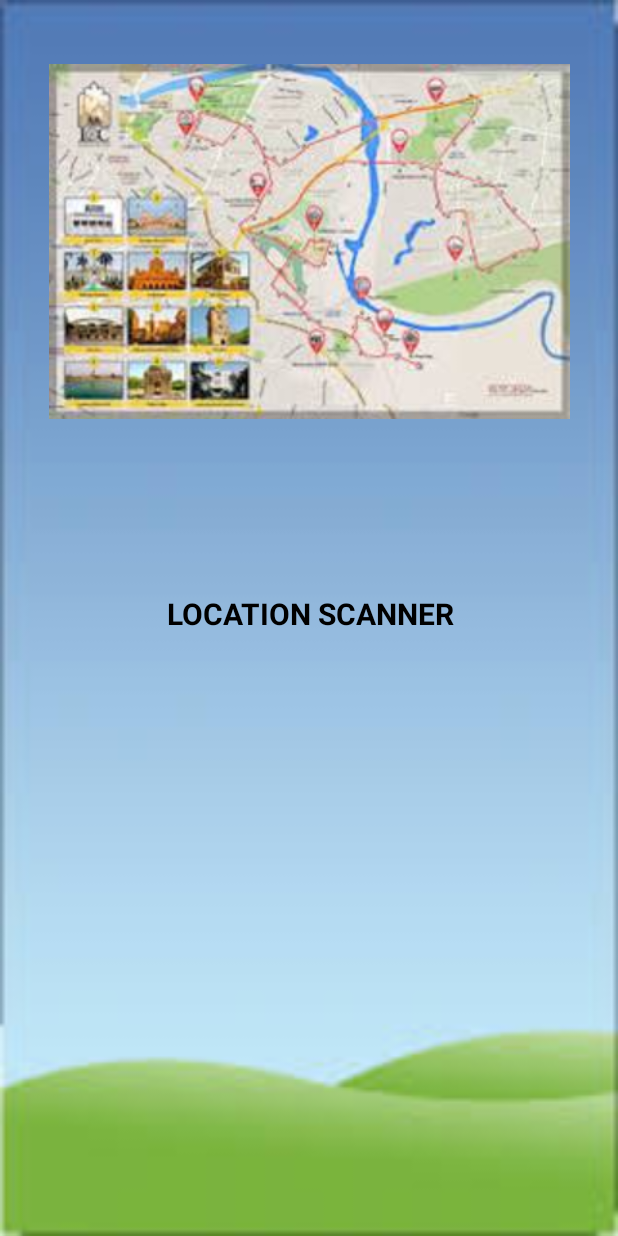
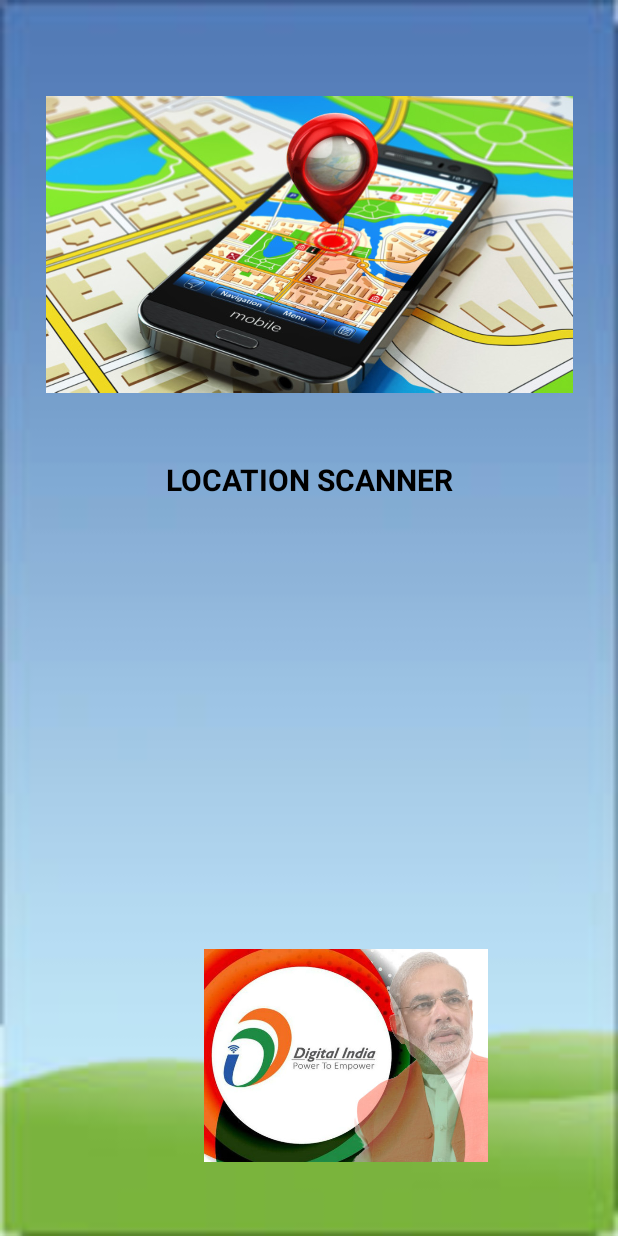
Before and after one commit to meetrahul64/QR_Based_location_scanner, an Android app: the first screen one second after launch (splash_activity), on a phone screen of 412 x 824 dp. Run offline under Robolectric (Android 15) with nearby library versions, the phone set to English and light mode, and no system bars.

Commit message:
update
little bit more update in layout to look attractive

```diff
--- a/Android_project/app/build.gradle
+++ b/Android_project/app/build.gradle
@@ -4,7 +4,7 @@ android {
     compileSdkVersion 25
     buildToolsVersion "25.0.2"
     defaultConfig {
-        applicationId "trainedge.andwroid_project"
+        applicationId "trainedge.android_project"
         minSdkVersion 15
         targetSdkVersion 25
         versionCode 1
--- a/Android_project/app/src/main/java/trainedge/android_project/HomeActivity.java
+++ b/Android_project/app/src/main/java/trainedge/android_project/HomeActivity.java
@@ -117,7 +117,7 @@ public class HomeActivity extends AppCompatActivity
             Intent IntentLocation =new Intent(HomeActivity.this, PlaceSelectionActivity.class);
             startActivity(IntentLocation);
             //finish();
-        } else if (id == R.id.menu_gallery) {
+        } else if (id == R.id.menu_history) {
 
         } else if (id == R.id.menu_logout) {
             FirebaseAuth.getInstance().signOut();
--- a/Android_project/app/src/main/res/layout/about.xml
+++ b/Android_project/app/src/main/res/layout/about.xml
@@ -11,6 +11,7 @@
         android:id="@+id/app_bar"
         android:layout_width="match_parent"
         android:layout_height="@dimen/app_bar_height"
+        android:background="@drawable/backgroundimg"
         android:fitsSystemWindows="true"
         android:theme="@style/AppTheme.AppBarOverlay">
 
--- a/Android_project/app/src/main/res/layout/activity_maps.xml
+++ b/Android_project/app/src/main/res/layout/activity_maps.xml
@@ -24,6 +24,7 @@
         android:layout_marginLeft="19dp"
         android:layout_marginStart="19dp"
         android:layout_marginTop="47dp"
+        android:textColor="@color/viewfinder_laser"
         android:textSize="16sp" />
 
     <ProgressBar
--- a/Android_project/app/src/main/res/layout/activity_qrlocation_detaills.xml
+++ b/Android_project/app/src/main/res/layout/activity_qrlocation_detaills.xml
@@ -11,6 +11,7 @@
         android:id="@+id/app_bar"
         android:layout_width="match_parent"
         android:layout_height="@dimen/app_bar_height"
+        android:background="@drawable/backgroundimg"
         android:fitsSystemWindows="true"
         android:theme="@style/AppTheme.AppBarOverlay">
 
@@ -41,6 +42,6 @@
         android:layout_margin="@dimen/fab_margin"
         app:layout_anchor="@id/app_bar"
         app:layout_anchorGravity="bottom|end"
-        app:srcCompat="@android:drawable/ic_dialog_email" />
+        app:srcCompat="@drawable/ic_share_black_24dp" />
 
 </android.support.design.widget.CoordinatorLayout>
--- a/Android_project/app/src/main/res/layout/activity_splash_activity.xml
+++ b/Android_project/app/src/main/res/layout/activity_splash_activity.xml
@@ -6,37 +6,53 @@
     android:layout_height="match_parent"
     android:background="@drawable/backgroundimg"
     tools:context="trainedge.android_project.splash_activity"
-    tools:layout_editor_absoluteY="81dp"
+    tools:layout_editor_absoluteY="25dp"
     tools:layout_editor_absoluteX="0dp">
 
     <ImageView
         android:id="@+id/iv_map"
         android:layout_width="234dp"
         android:layout_height="158dp"
-        app:srcCompat="@drawable/map1"
-        app:layout_constraintTop_toTopOf="parent"
-        android:layout_marginTop="82dp"
-        android:layout_marginLeft="8dp"
+        app:srcCompat="@drawable/splash"
         app:layout_constraintLeft_toLeftOf="parent"
-        android:layout_marginRight="8dp"
         app:layout_constraintRight_toRightOf="parent"
-        app:layout_constraintHorizontal_bias="0.503" />
+        tools:layout_constraintTop_creator="1"
+        tools:layout_constraintRight_creator="1"
+        android:layout_marginTop="84dp"
+        tools:layout_constraintLeft_creator="1"
+        app:layout_constraintTop_toTopOf="parent" />
 
     <TextView
         android:id="@+id/tv_ls"
         android:layout_width="233dp"
         android:layout_height="wrap_content"
-        android:layout_marginBottom="8dp"
-        android:layout_marginTop="8dp"
         android:text="LOCATION SCANNER"
         android:textAlignment="center"
         android:textColor="@android:color/background_dark"
         android:textSize="20sp"
         android:textStyle="bold"
+        tools:layout_constraintTop_creator="1"
+        tools:layout_constraintRight_creator="1"
+        app:layout_constraintRight_toRightOf="parent"
+        android:layout_marginTop="64dp"
+        app:layout_constraintTop_toBottomOf="@+id/iv_map"
+        tools:layout_constraintLeft_creator="1"
+        app:layout_constraintLeft_toLeftOf="parent" />
+
+    <ImageView
+        android:id="@+id/iv_di"
+        android:layout_width="308dp"
+        android:layout_height="142dp"
+        android:layout_marginBottom="49dp"
+        android:layout_marginEnd="27dp"
+        android:layout_marginRight="27dp"
+        android:layout_marginTop="46dp"
         app:layout_constraintBottom_toBottomOf="parent"
-        app:layout_constraintHorizontal_bias="0.503"
-        app:layout_constraintLeft_toLeftOf="parent"
         app:layout_constraintRight_toRightOf="parent"
-        app:layout_constraintTop_toBottomOf="@+id/iv_map"
-        app:layout_constraintVertical_bias="0.272" />
+        app:layout_constraintTop_toBottomOf="@+id/tv_ls"
+        app:layout_constraintVertical_bias="1.0"
+        app:srcCompat="@drawable/dipm"
+        tools:layout_constraintBottom_creator="1"
+        tools:layout_constraintRight_creator="1"
+        tools:layout_constraintTop_creator="1" />
 </android.support.constraint.ConstraintLayout>
--- a/Android_project/app/src/main/res/menu/activity_home_drawer.xml
+++ b/Android_project/app/src/main/res/menu/activity_home_drawer.xml
@@ -10,9 +10,9 @@
     </group>
 
     <item
-        android:id="@+id/menu_gallery"
-        android:icon="@drawable/ic_menu_gallery"
-        android:title="Gallery" />
+        android:id="@+id/menu_history"
+        android:icon="@drawable/ic_history_black_24dp"
+        android:title="History" />
     <item
         android:id="@+id/menu_logout"
         android:icon="@drawable/ic_exit_to_app_black_24dp"
--- a/Android_project/app/src/main/res/values/strings.xml
+++ b/Android_project/app/src/main/res/values/strings.xml
@@ -17,7 +17,7 @@
     <string name="no_address_found">no address found</string>
     <string name="address_found">address found</string>
     <string name="no_geocoder_available">Geocoding not available</string>
-    <string name="title_activity_qrlocation_detaills">QRLocationDetaills</string>
+    <string name="title_activity_qrlocation_detaills">Location Details</string>
     <string name="large_text">"The main idea behind the project is to develop an android application which will help tourists to find the history of the place at one instant.
 The long time which Tourists waste on searching for the better places like Historical Places, museums, parks etc. for their enjoyment in the new city or country which is totally unknown to them will get reduced, if they use this application.
  Hence this idea was very new and useful for all those who love to travel in a new city or country on a regular basis.
```
Also changed, not shown: Android_project/app/src/main/res/drawable/ic_history_black_24dp.xml (added, +9 -0 lines), Android_project/app/src/main/res/drawable/ic_share_black_24dp.xml (added, +9 -0 lines), Android_project/app/src/main/res/drawable/dipm.jpg (added), Android_project/app/src/main/res/drawable/splash.jpg (added).
